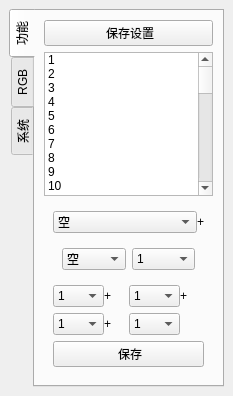
The window that 3.Software/HelloFinger-rebuild/HelloFinger/form_mainwindow.ui (Magiclxw/HelloFinger) describes before a commit, drawn with Qt 5.
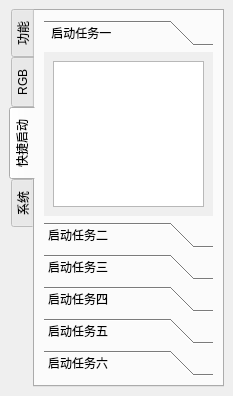
The same window after the commit.

Commit message: qt 实现快捷启动文件读写

Diff of the .ui file:
```diff
--- a/3.Software/HelloFinger-rebuild/HelloFinger/form_mainwindow.ui
+++ b/3.Software/HelloFinger-rebuild/HelloFinger/form_mainwindow.ui
@@ -6,7 +6,7 @@
    <rect>
     <x>0</x>
     <y>0</y>
-    <width>227</width>
+    <width>230</width>
     <height>396</height>
    </rect>
   </property>
@@ -54,7 +54,7 @@
        <enum>QTabWidget::Rounded</enum>
       </property>
       <property name="currentIndex">
-       <number>0</number>
+       <number>2</number>
       </property>
       <property name="iconSize">
        <size>
@@ -722,6 +722,9 @@
                  <property name="text">
                   <string>+</string>
                  </property>
+                 <property name="alignment">
+                  <set>Qt::AlignCenter</set>
+                 </property>
                 </widget>
                </item>
               </layout>
@@ -730,6 +733,21 @@
             <item>
              <widget class="QWidget" name="widget_10" native="true">
               <layout class="QHBoxLayout" name="horizontalLayout_10">
+               <property name="spacing">
+                <number>0</number>
+               </property>
+               <property name="leftMargin">
+                <number>0</number>
+               </property>
+               <property name="topMargin">
+                <number>0</number>
+               </property>
+               <property name="rightMargin">
+                <number>0</number>
+               </property>
+               <property name="bottomMargin">
+                <number>0</number>
+               </property>
                <item>
                 <widget class="QComboBox" name="comboBox_key_1">
                  <item>
@@ -1016,6 +1034,11 @@
                </item>
                <item>
                 <widget class="QComboBox" name="comboBox_key_2">
+                 <item>
+                  <property name="text">
+                   <string>空</string>
+                  </property>
+                 </item>
                  <item>
                   <property name="text">
                    <string>1</string>
@@ -1316,6 +1339,11 @@
                </property>
                <item>
                 <widget class="QComboBox" name="comboBox_key_3">
+                 <item>
+                  <property name="text">
+                   <string>空</string>
+                  </property>
+                 </item>
                  <item>
                   <property name="text">
                    <string>1</string>
@@ -1598,10 +1626,18 @@
                  <property name="text">
                   <string>+</string>
                  </property>
+                 <property name="alignment">
+                  <set>Qt::AlignCenter</set>
+                 </property>
                 </widget>
                </item>
                <item>
                 <widget class="QComboBox" name="comboBox_key_4">
+                 <item>
+                  <property name="text">
+                   <string>空</string>
+                  </property>
+                 </item>
                  <item>
                   <property name="text">
                    <string>1</string>
@@ -1884,6 +1920,9 @@
                  <property name="text">
                   <string>+</string>
                  </property>
+                 <property name="alignment">
+                  <set>Qt::AlignCenter</set>
+                 </property>
                 </widget>
                </item>
               </layout>
@@ -1909,6 +1948,11 @@
                </property>
                <item>
                 <widget class="QComboBox" name="comboBox_key_5">
+                 <item>
+                  <property name="text">
+                   <string>空</string>
+                  </property>
+                 </item>
                  <item>
                   <property name="text">
                    <string>1</string>
@@ -2191,10 +2235,18 @@
                  <property name="text">
                   <string>+</string>
                  </property>
+                 <property name="alignment">
+                  <set>Qt::AlignCenter</set>
+                 </property>
                 </widget>
                </item>
                <item>
                 <widget class="QComboBox" name="comboBox_key_6">
+                 <item>
+                  <property name="text">
+                   <string>空</string>
+                  </property>
+                 </item>
                  <item>
                   <property name="text">
                    <string>1</string>
@@ -2475,7 +2527,7 @@
                <item>
                 <widget class="QLabel" name="label_11">
                  <property name="text">
-                  <string> </string>
+                  <string/>
                  </property>
                 </widget>
                </item>
@@ -2786,6 +2838,138 @@
         </item>
        </layout>
       </widget>
+      <widget class="QWidget" name="tab">
+       <attribute name="title">
+        <string>快捷启动</string>
+       </attribute>
+       <layout class="QVBoxLayout" name="verticalLayout_8">
+        <item>
+         <widget class="QToolBox" name="toolBox">
+          <property name="acceptDrops">
+           <bool>false</bool>
+          </property>
+          <property name="currentIndex">
+           <number>0</number>
+          </property>
+          <widget class="QWidget" name="page_task_1">
+           <property name="geometry">
+            <rect>
+             <x>0</x>
+             <y>0</y>
+             <width>168</width>
+             <height>200</height>
+            </rect>
+           </property>
+           <attribute name="label">
+            <string> 启动任务一</string>
+           </attribute>
+           <layout class="QHBoxLayout" name="horizontalLayout_19">
+            <item>
+             <widget class="QListWidget" name="listWidget_task_1">
+              <property name="acceptDrops">
+               <bool>false</bool>
+              </property>
+              <property name="dragDropMode">
+               <enum>QAbstractItemView::NoDragDrop</enum>
+              </property>
+             </widget>
+            </item>
+           </layout>
+          </widget>
+          <widget class="QWidget" name="page_task_2">
+           <property name="geometry">
+            <rect>
+             <x>0</x>
+             <y>0</y>
+             <width>88</width>
+             <height>88</height>
+            </rect>
+           </property>
+           <attribute name="label">
+            <string>启动任务二</string>
+           </attribute>
+           <layout class="QHBoxLayout" name="horizontalLayout_14">
+            <item>
+             <widget class="QListWidget" name="listWidget_task_2"/>
+            </item>
+           </layout>
+          </widget>
+          <widget class="QWidget" name="page_task_3">
+           <property name="geometry">
+            <rect>
+             <x>0</x>
+             <y>0</y>
+             <width>88</width>
+             <height>88</height>
+            </rect>
+           </property>
+           <attribute name="label">
+            <string>启动任务三</string>
+           </attribute>
+           <layout class="QHBoxLayout" name="horizontalLayout_15">
+            <item>
+             <widget class="QListWidget" name="listWidget_task_3"/>
+            </item>
+           </layout>
+          </widget>
+          <widget class="QWidget" name="page_task_4">
+           <property name="geometry">
+            <rect>
+             <x>0</x>
+             <y>0</y>
+             <width>88</width>
+             <height>88</height>
+            </rect>
+           </property>
+           <attribute name="label">
+            <string>启动任务四</string>
+           </attribute>
+           <layout class="QHBoxLayout" name="horizontalLayout_16">
+            <item>
+             <widget class="QListWidget" name="listWidget_task_4"/>
+            </item>
+           </layout>
+          </widget>
+          <widget class="QWidget" name="page_task_5">
+           <property name="geometry">
+            <rect>
+             <x>0</x>
+             <y>0</y>
+             <width>88</width>
+             <height>88</height>
+            </rect>
+           </property>
+           <attribute name="label">
+            <string>启动任务五</string>
+           </attribute>
+           <layout class="QHBoxLayout" name="horizontalLayout_17">
+            <item>
+             <widget class="QListWidget" name="listWidget_task_5"/>
+            </item>
+           </layout>
+          </widget>
+          <widget class="QWidget" name="page_task_6">
+           <property name="geometry">
+            <rect>
+             <x>0</x>
+             <y>0</y>
+             <width>88</width>
+             <height>88</height>
+            </rect>
+           </property>
+           <attribute name="label">
+            <string>启动任务六</string>
+           </attribute>
+           <layout class="QHBoxLayout" name="horizontalLayout_18">
+            <item>
+             <widget class="QListWidget" name="listWidget_task_6"/>
+            </item>
+           </layout>
+          </widget>
+         </widget>
+        </item>
+       </layout>
+      </widget>
       <widget class="QWidget" name="tab_system">
        <attribute name="title">
         <string>系统</string>
```
Left out of the diff: 532 changed lines with no effect on the pictures. The commit also changes 55 other files.
